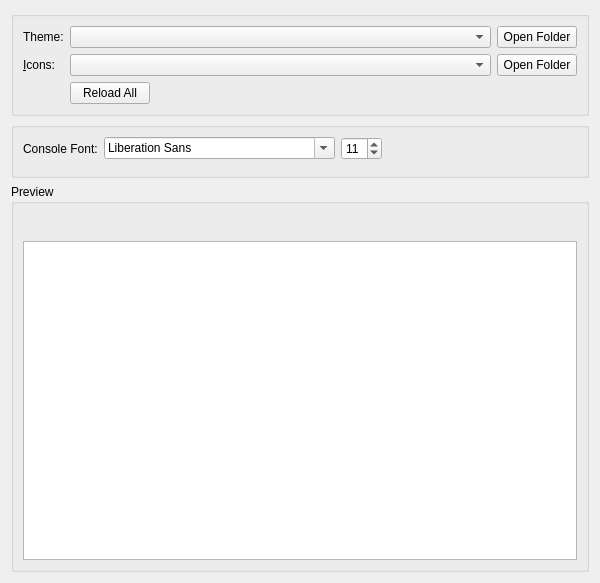
This is launcher/ui/widgets/AppearanceWidget.ui in corecommit/PollyMC-Continued as Qt 5 draws it before an edit. The edited form follows.
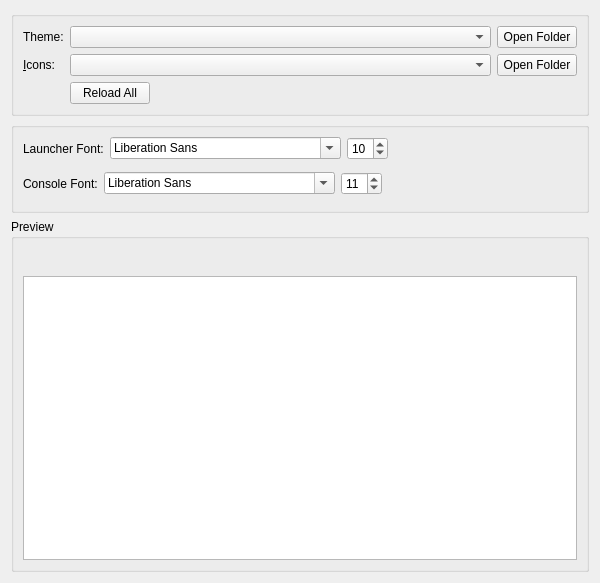
This is the edited form. Icons and pictures are not drawn.

Commit message: Add: launcher font picker, portable migration prompt and translation fixes [skip release]

```diff
--- a/launcher/ui/widgets/AppearanceWidget.ui
+++ b/launcher/ui/widgets/AppearanceWidget.ui
@@ -118,6 +118,68 @@
       <string/>
      </property>
      <layout class="QVBoxLayout" name="verticalLayout_5">
+      <item>
+       <layout class="QHBoxLayout" name="horizontalLayout_launcherFont">
+        <item>
+         <widget class="QLabel" name="launcherFontLabel">
+          <property name="text">
+           <string>Launcher Font:</string>
+          </property>
+         </widget>
+        </item>
+        <item>
+         <widget class="QFontComboBox" name="launcherFont"/>
+        </item>
+        <item>
+         <widget class="QSpinBox" name="launcherFontSize">
+          <property name="sizePolicy">
+           <sizepolicy hsizetype="Maximum" vsizetype="Fixed">
+            <horstretch>0</horstretch>
+            <verstretch>0</verstretch>
+           </sizepolicy>
+          </property>
+          <property name="minimum">
+           <number>5</number>
+          </property>
+          <property name="maximum">
+           <number>24</number>
+          </property>
+          <property name="value">
+           <number>10</number>
+          </property>
+         </widget>
+        </item>
+        <item>
+         <spacer name="horizontalSpacer_launcherFont">
+          <property name="orientation">
+           <enum>Qt::Orientation::Horizontal</enum>
+          </property>
+          <property name="sizeHint" stdset="0">
+           <size>
+            <width>0</width>
+            <height>0</height>
+           </size>
+          </property>
+         </spacer>
+        </item>
+       </layout>
+      </item>
+      <item>
+       <spacer name="verticalSpacer_launcherFont">
+        <property name="orientation">
+         <enum>Qt::Orientation::Vertical</enum>
+        </property>
+        <property name="sizeType">
+         <enum>QSizePolicy::Policy::Fixed</enum>
+        </property>
+        <property name="sizeHint" stdset="0">
+         <size>
+          <width>0</width>
+          <height>6</height>
+         </size>
+        </property>
+       </spacer>
+      </item>
       <item>
        <layout class="QHBoxLayout" name="horizontalLayout_5">
       <item>
```
The commit also changes 14 other files.
